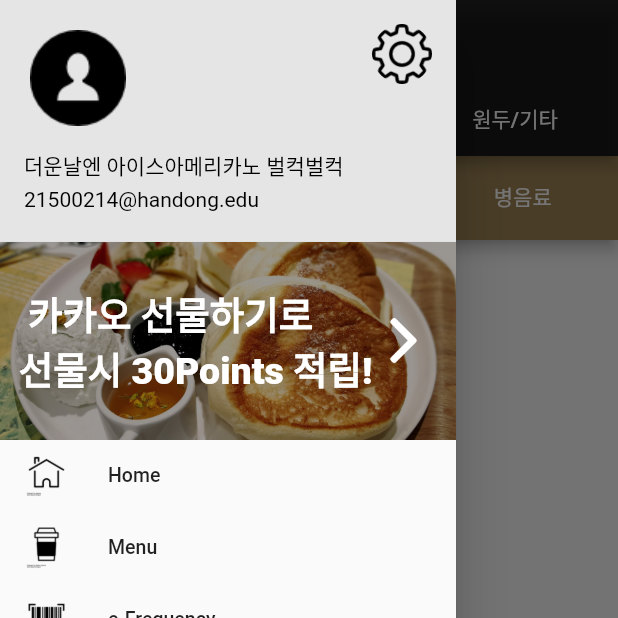
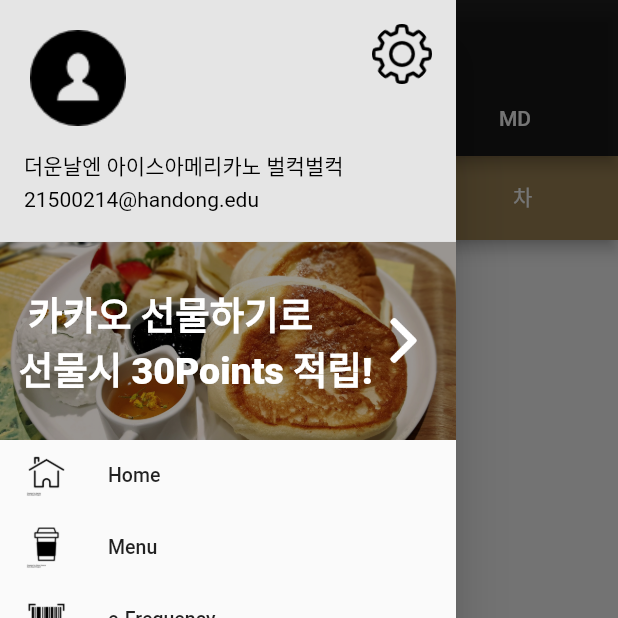
Before and after one commit to SWFactoryHGU/wordpress_flutter, a Flutter app: the MenuPage screen opened directly, with the side drawer open, on a phone screen of 412 x 824 dp, the top half of it. Run offline on Flutter 3.47's test engine with Material 2 defaults, Android fonts, the phone set to English and light mode, and no system bars; our stand-ins replace cached_network_image, carousel_slider; missing offline and left inert: barcode_scan, flutter_html_view, map_view; network calls fail; statements that could not run were skipped.

```diff
--- a/lib/app.dart
+++ b/lib/app.dart
@@ -6,6 +6,7 @@ class WordpressCafeApp extends StatelessWidget {
   @override
   Widget build(BuildContext context) {
     return MaterialApp(
+      debugShowCheckedModeBanner: false,
       title: 'HomePage',
       home: HomePage(),
       initialRoute: '/login',
--- a/lib/menu.dart
+++ b/lib/menu.dart
@@ -22,7 +22,7 @@ class MenuPageState extends State<MenuPage> {
   void fetchMenu(int menusId, int categoryId) async {
     //워드프레스에서 json파일을 불러와서 response에 저장
     final response = await get(
-        'http://dnjemvmfptm1.dothome.co.kr/wp-json/wp/v2/menus?menucategories=' +
+        'http://wordpresscafe.dothome.co.kr/wp-json/wp/v2/posts?categories=' +
             categoryId.toString());
 
     //response를 json으로 decode하고 각 json 데이터 한개씩(menuData)마다 menus[menusId]에 저장
@@ -40,17 +40,17 @@ class MenuPageState extends State<MenuPage> {
   @override
   void initState() {
     super.initState();
-    fetchMenu(0, 68);
-    fetchMenu(1, 69);
-    fetchMenu(2, 70);
-    fetchMenu(3, 71); //커피
-    fetchMenu(4, 72);
-    fetchMenu(5, 73);
-    fetchMenu(6, 74);
-    fetchMenu(7, 75); //푸드
-    fetchMenu(8, 76);
-    fetchMenu(9, 77);
-    fetchMenu(10, 78); //기타
+    fetchMenu(0, 12);
+    fetchMenu(1, 13);
+    fetchMenu(2, 14);
+    fetchMenu(3, 15); //커피
+    fetchMenu(4, 17);
+    fetchMenu(5, 18);
+    fetchMenu(6, 19);
+    fetchMenu(7, 20); //푸드
+    fetchMenu(8, 22);
+    fetchMenu(9, 23);
+    fetchMenu(10, 24); //기타
   }
 
   @override
@@ -68,7 +68,7 @@ class MenuPageState extends State<MenuPage> {
             tabs: [
               Tab(text: "음료"),
               Tab(text: "푸드"),
-              Tab(text: "원두/기타"),
+              Tab(text: "MD"),
             ],
           ),
           title: Text("전체메뉴"),
@@ -97,9 +97,9 @@ class MenuPageState extends State<MenuPage> {
                     unselectedLabelColor: Color.fromRGBO(255, 255, 255, 1.0),
                     tabs: [
                       Tab(text: "NEW"),
-                      Tab(text: "에스프레소"),
-                      Tab(text: "디카페인"),
-                      Tab(text: "병음료"),
+                      Tab(text: "커피"),
+                      Tab(text: "음료"),
+                      Tab(text: "차"),
                     ],
                   ),
                 ),
@@ -153,8 +153,8 @@ class MenuPageState extends State<MenuPage> {
                     unselectedLabelColor: Color.fromRGBO(255, 255, 255, 1.0),
                     tabs: [
                       Tab(text: "원두커피"),
+                      Tab(text: "머그"),
                       Tab(text: "텀블러"),
-                      Tab(text: "선물세트"),
                     ],
                   ),
                 ),
--- a/lib/widgets/notice_list.dart
+++ b/lib/widgets/notice_list.dart
@@ -1,4 +1,5 @@
 import 'dart:convert';
+import 'dart:io';
 
 import 'package:flutter/material.dart';
 
@@ -19,7 +20,9 @@ class NoticeListState extends State<NoticeList> {
 
   void fetchNotice() async {
     final response = await get(
-        'http://dnjemvmfptm1.dothome.co.kr/wp-json/wp/v2/posts?_embed&categories=57');
+        'http://dnjemvmfptm1.dothome.co.kr/wp-json/wp/v2/posts?_embed&categories=57',
+        headers: {HttpHeaders.authorizationHeader: "Basic your_api_token_here",},
+);
 
     json.decode(response.body).forEach((dynamic noticeData) {
       final PostModel notice = PostModel.fromJson(noticeData);
```
Also changed, not shown: lib/dropMenu.dart (+8 -1 lines), lib/login.dart (+89 -57 lines), lib/scan.dart (added, +60 -0 lines), pubspec.yaml (+4 -8 lines), pubspec.lock, 6 other files.
